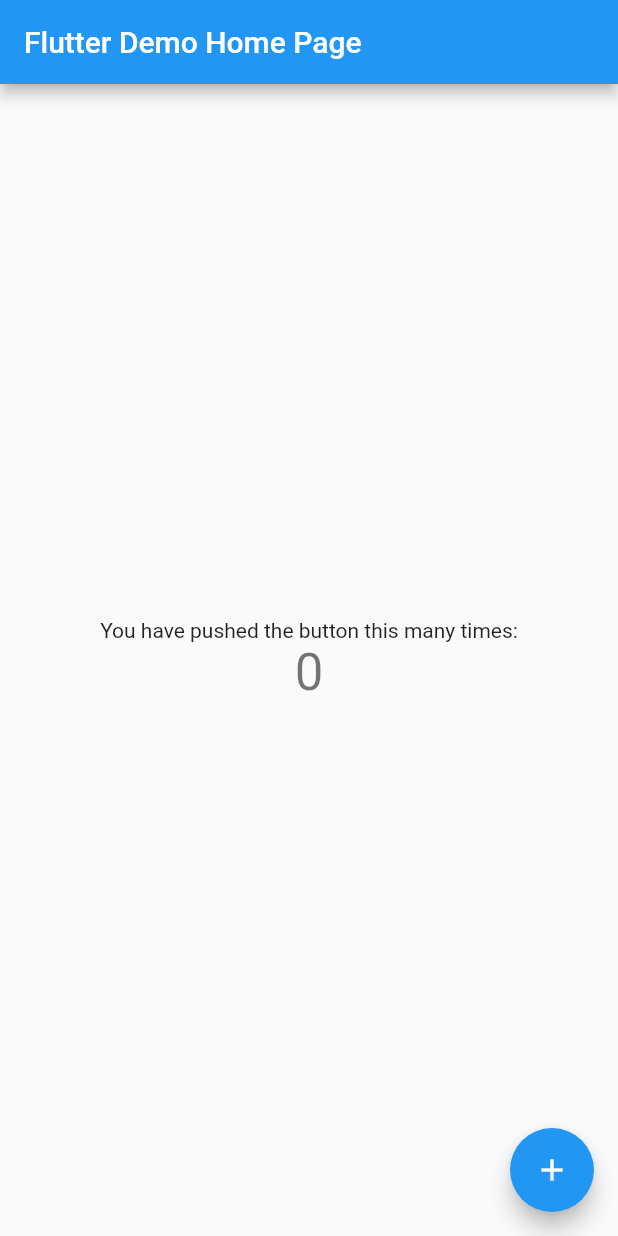
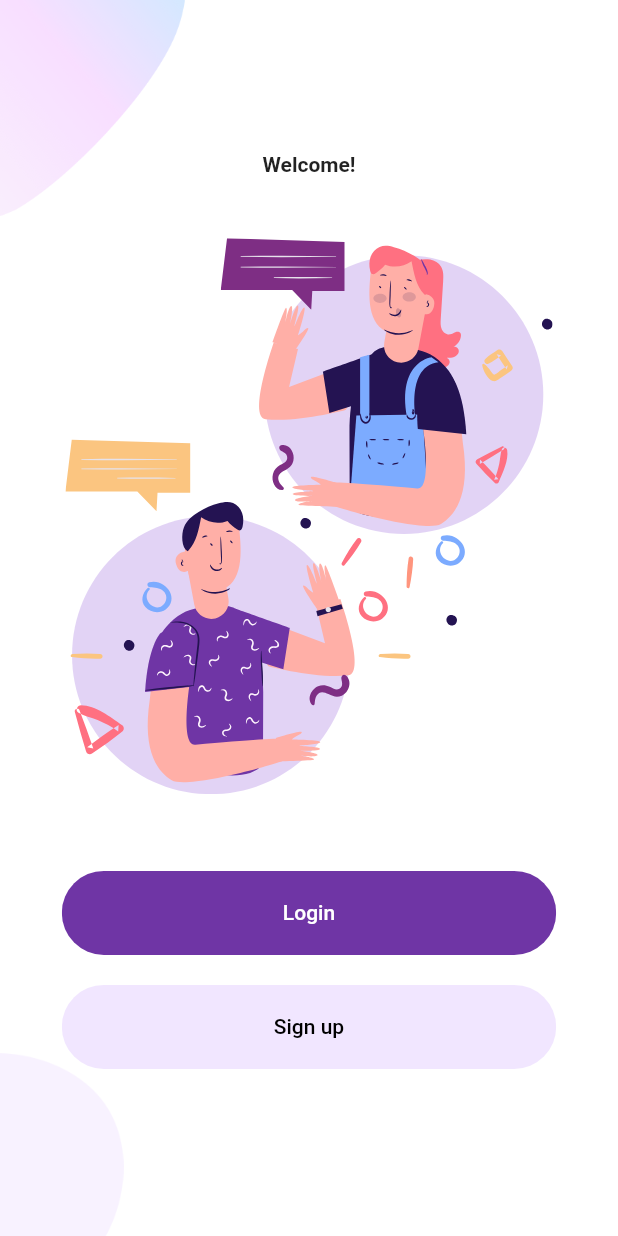
Before and after one commit to SiKirillo/awesome_flutter, a Flutter app: the screen it shows after launch, on a phone screen of 412 x 824 dp. Run offline on Flutter 3.47's test engine with Material 2 defaults, Android fonts, the phone set to English and light mode, and no system bars; our stand-ins replace cloud_firestore, firebase_auth, firebase_core, fl_chart, flutter_spinkit, flutter_svg and 2 more; accounts and stored records are empty.

Commit message:
Patch #1
- home page
- login page

```diff
--- /dev/null
+++ b/mobile_auth_page/lib/constants.dart
@@ -0,0 +1,4 @@
+import 'package:flutter/material.dart';
+
+const kPrimaryColor = Color(0xFF6F35A5);
+const kPrimaryLightColor = Color(0xFFF1E6FF);
--- a/mobile_auth_page/lib/main.dart
+++ b/mobile_auth_page/lib/main.dart
@@ -1,4 +1,7 @@
 import 'package:flutter/material.dart';
+import 'package:mobile_auth_page/constants.dart';
+import 'package:mobile_auth_page/src/features/login/screens/login_screen.dart';
+import 'package:mobile_auth_page/src/features/welcome/screens/welcome_screen.dart';
 
 void main() {
   runApp(const MyApp());
@@ -11,57 +14,16 @@ class MyApp extends StatelessWidget {
   Widget build(BuildContext context) {
     return MaterialApp(
       title: 'Flutter Demo',
+      debugShowCheckedModeBanner: false,
       theme: ThemeData(
-        primarySwatch: Colors.blue,
+        primaryColor: kPrimaryColor,
+        scaffoldBackgroundColor: Colors.white,
       ),
-      home: const MyHomePage(title: 'Flutter Demo Home Page'),
+      initialRoute: WelcomeScreen.routeName,
+      routes: <String, Widget Function(BuildContext)>{
+        LoginScreen.routeName: (BuildContext context) => LoginScreen(),
+      },
+      home: WelcomeScreen(),
     );
   }
 }
-
-class MyHomePage extends StatefulWidget {
-  const MyHomePage({Key? key, required this.title}) : super(key: key);
-
-  final String title;
-
-  @override
-  State<MyHomePage> createState() => _MyHomePageState();
-}
-
-class _MyHomePageState extends State<MyHomePage> {
-  int _counter = 0;
-
-  void _incrementCounter() {
-    setState(() {
-      _counter++;
-    });
-  }
-
-  @override
-  Widget build(BuildContext context) {
-    return Scaffold(
-      appBar: AppBar(
-        title: Text(widget.title),
-      ),
-      body: Center(
-        child: Column(
-          mainAxisAlignment: MainAxisAlignment.center,
-          children: <Widget>[
-            const Text(
-              'You have pushed the button this many times:',
-            ),
-            Text(
-              '$_counter',
-              style: Theme.of(context).textTheme.headline4,
-            ),
-          ],
-        ),
-      ),
-      floatingActionButton: FloatingActionButton(
-        onPressed: _incrementCounter,
-        tooltip: 'Increment',
-        child: const Icon(Icons.add),
-      ),
-    );
-  }
-}
--- /dev/null
+++ b/mobile_auth_page/lib/src/features/login/components/background.dart
@@ -0,0 +1,41 @@
+import 'package:flutter/material.dart';
+
+class Background extends StatelessWidget {
+  final Widget child;
+
+  const Background({
+    Key? key,
+    required this.child,
+  }) : super(key: key);
+
+  @override
+  Widget build(BuildContext context) {
+    Size size = MediaQuery.of(context).size;
+    return Container(
+      height: size.height,
+      width: double.infinity,
+      child: Stack(
+        alignment: Alignment.center,
+        children: <Widget>[
+          Positioned(
+            top: 0,
+            left: 0,
+            child: Image.asset(
+              'assets/images/main_top.png',
+              width: size.width * 0.25,
+            ),
+          ),
+          Positioned(
+            bottom: 0,
+            right: 0,
+            child: Image.asset(
+              'assets/images/login_bottom.png',
+              width: size.width * 0.4,
+            ),
+          ),
+          child,
+        ],
+      ),
+    );
+  }
+}
--- /dev/null
+++ b/mobile_auth_page/lib/src/features/login/components/body.dart
@@ -0,0 +1,44 @@
+import 'package:flutter/material.dart';
+import 'package:flutter_svg/flutter_svg.dart';
+import 'package:mobile_auth_page/src/features/login/components/background.dart';
+
+class Body extends StatelessWidget {
+  const Body({Key? key}) : super(key: key);
+
+  @override
+  Widget build(BuildContext context) {
+    Size size = MediaQuery.of(context).size;
+    return Background(
+      child: SingleChildScrollView(
+        child: Flex(
+          direction: Axis.vertical,
+          mainAxisAlignment: MainAxisAlignment.center,
+          children: <Widget>[
+            Text(
+              'Login',
+              style: TextStyle(fontWeight: FontWeight.bold),
+            ),
+            SizedBox(
+              height: size.height * 0.05,
+            ),
+            SvgPicture.asset(
+              'assets/icons/login.svg',
+              height: size.height * 0.45,
+            ),
+            SizedBox(
+              height: size.height * 0.05,
+            ),
+            // RoundedButton(
+            //   text: 'Login',
+            //   callback: () {},
+            // ),
+            // RoundedButton(
+            //   text: 'Sign up',
+            //   callback: () {},
+            // ),
+          ],
+        ),
+      ),
+    );
+  }
+}
--- /dev/null
+++ b/mobile_auth_page/lib/src/features/login/screens/login_screen.dart
@@ -0,0 +1,16 @@
+import 'package:flutter/material.dart';
+import 'package:mobile_auth_page/src/features/login/components/body.dart';
+
+class LoginScreen extends StatelessWidget {
+  const LoginScreen({Key? key}) : super(key: key);
+
+  static const routeName = '/login';
+
+  @override
+  Widget build(BuildContext context) {
+    Size size = MediaQuery.of(context).size;
+    return Scaffold(
+      body: Body(),
+    );
+  }
+}
--- /dev/null
+++ b/mobile_auth_page/lib/src/features/welcome/components/background.dart
@@ -0,0 +1,41 @@
+import 'package:flutter/material.dart';
+
+class Background extends StatelessWidget {
+  final Widget child;
+
+  const Background({
+    Key? key,
+    required this.child,
+  }) : super(key: key);
+
+  @override
+  Widget build(BuildContext context) {
+    Size size = MediaQuery.of(context).size;
+    return Container(
+      height: size.height,
+      width: double.infinity,
+      child: Stack(
+        alignment: Alignment.center,
+        children: <Widget>[
+          Positioned(
+            top: 0,
+            left: 0,
+            child: Image.asset(
+              'assets/images/main_top.png',
+              width: size.width * 0.3,
+            ),
+          ),
+          Positioned(
+            bottom: 0,
+            left: 0,
+            child: Image.asset(
+              'assets/images/main_bottom.png',
+              width: size.width * 0.2,
+            ),
+          ),
+          child,
+        ],
+      ),
+    );
+  }
+}
--- /dev/null
+++ b/mobile_auth_page/lib/src/features/welcome/components/body.dart
@@ -0,0 +1,57 @@
+import 'package:flutter/material.dart';
+import 'package:flutter_svg/flutter_svg.dart';
+import 'package:mobile_auth_page/constants.dart';
+import 'package:mobile_auth_page/src/features/login/screens/login_screen.dart';
+import 'package:mobile_auth_page/src/features/welcome/components/background.dart';
+import 'package:mobile_auth_page/src/shared/components/rounded_button.dart';
+
+class Body extends StatelessWidget {
+  const Body({Key? key}) : super(key: key);
+
+  void _loginButtonCallback(BuildContext context) {
+    Navigator.of(context).pushNamed(LoginScreen.routeName);
+  }
+
+  void _signUpButtonCallback(BuildContext context) {
+    Navigator.of(context).pushNamed(LoginScreen.routeName);
+  }
+
+  @override
+  Widget build(BuildContext context) {
+    Size size = MediaQuery.of(context).size;
+    return Background(
+      child: SingleChildScrollView(
+        child: Flex(
+          direction: Axis.vertical,
+          mainAxisAlignment: MainAxisAlignment.center,
+          children: <Widget>[
+            Text(
+              'Welcome!',
+              style: TextStyle(fontWeight: FontWeight.bold),
+            ),
+            SizedBox(
+              height: size.height * 0.05,
+            ),
+            SvgPicture.asset(
+              'assets/icons/chat.svg',
+              height: size.height * 0.45,
+            ),
+            SizedBox(
+              height: size.height * 0.05,
+            ),
+            RoundedButton(
+              text: 'Login',
+              callback: _loginButtonCallback,
+            ),
+            RoundedButton(
+              text: 'Sign up',
+              callback: _signUpButtonCallback,
+              buttonColor: kPrimaryLightColor,
+              textColor: Colors.black,
+            ),
+          ],
+        ),
+      ),
+    );
+  }
+}
--- /dev/null
+++ b/mobile_auth_page/lib/src/features/welcome/screens/welcome_screen.dart
@@ -0,0 +1,15 @@
+import 'package:flutter/material.dart';
+import 'package:mobile_auth_page/src/features/welcome/components/body.dart';
+
+class WelcomeScreen extends StatelessWidget {
+  const WelcomeScreen({Key? key}) : super(key: key);
+
+  static const routeName = '/';
+
+  @override
+  Widget build(BuildContext context) {
+    return Scaffold(
+      body: Body(),
+    );
+  }
+}
--- /dev/null
+++ b/mobile_auth_page/lib/src/shared/components/rounded_button.dart
@@ -0,0 +1,39 @@
+import 'package:flutter/material.dart';
+import 'package:mobile_auth_page/constants.dart';
+
+class RoundedButton extends StatelessWidget {
+  final String text;
+  final Function callback;
+  final Color buttonColor, textColor;
+
+  const RoundedButton({
+    Key? key,
+    required this.text,
+    required this.callback,
+    this.buttonColor = kPrimaryColor,
+    this.textColor = Colors.white,
+  }) : super(key: key);
+
+  @override
+  Widget build(BuildContext context) {
+    Size size = MediaQuery.of(context).size;
+    return Container(
+      width: size.width * 0.8,
+      margin: EdgeInsets.symmetric(vertical: 10.0),
+      child: ClipRRect(
+        borderRadius: BorderRadius.circular(30.0),
+        child: TextButton(
+          style: TextButton.styleFrom(
+            backgroundColor: buttonColor,
+            padding: EdgeInsets.symmetric(vertical: 20.0, horizontal: 40.0),
+          ),
+          onPressed: () => callback(context),
+          child: Text(
+            text,
+            style: TextStyle(color: textColor),
+          ),
+        ),
+      ),
+    );
+  }
+}
--- a/mobile_auth_page/pubspec.yaml
+++ b/mobile_auth_page/pubspec.yaml
@@ -13,6 +13,7 @@ dependencies:
     sdk: flutter
 
   cupertino_icons: ^1.0.2
+  flutter_svg: ^0.22.0
 
 dev_dependencies:
   flutter_test:
@@ -20,3 +21,7 @@ dev_dependencies:
 
 flutter:
   uses-material-design: true
+
+  assets:
+    - assets/images/
+    - assets/icons/
```
Also changed, not shown: mobile_auth_page/assets/icons/chat.svg (added), mobile_auth_page/assets/icons/facebook.svg (added), mobile_auth_page/assets/icons/google-plus.svg (added), mobile_auth_page/assets/icons/login.svg (added), mobile_auth_page/assets/icons/signup.svg (added), mobile_auth_page/assets/icons/twitter.svg (added), mobile_auth_page/assets/images/login_bottom.png (added), mobile_auth_page/assets/images/main_bottom.png (added), mobile_auth_page/assets/images/main_top.png (added), mobile_auth_page/assets/images/signup_top.png (added), mobile_auth_page/pubspec.lock.
